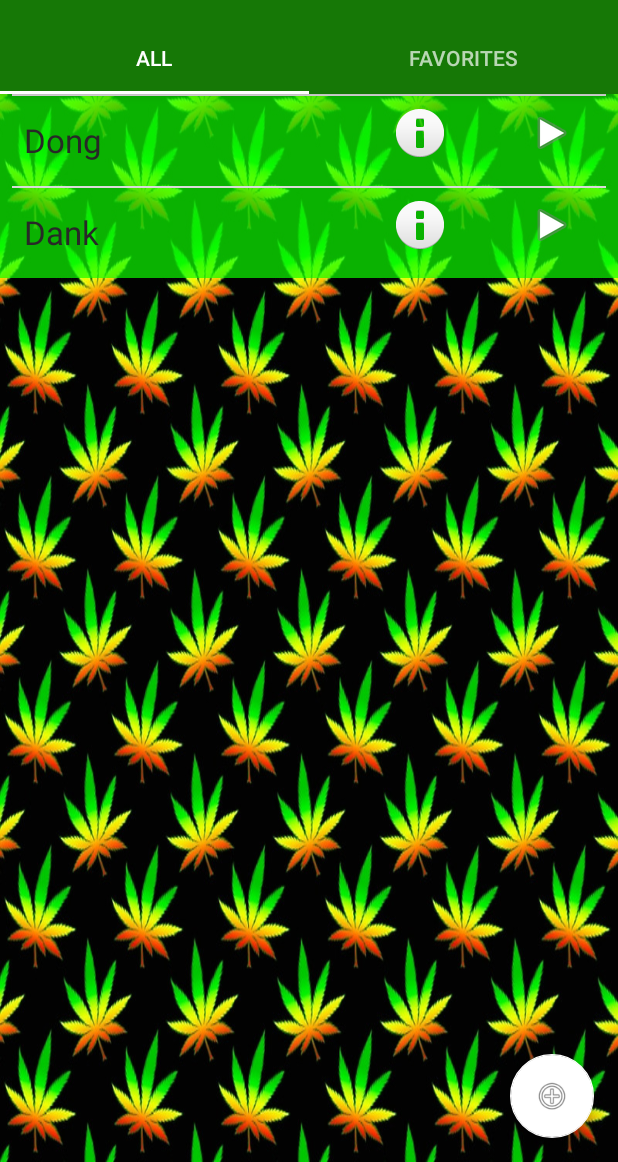
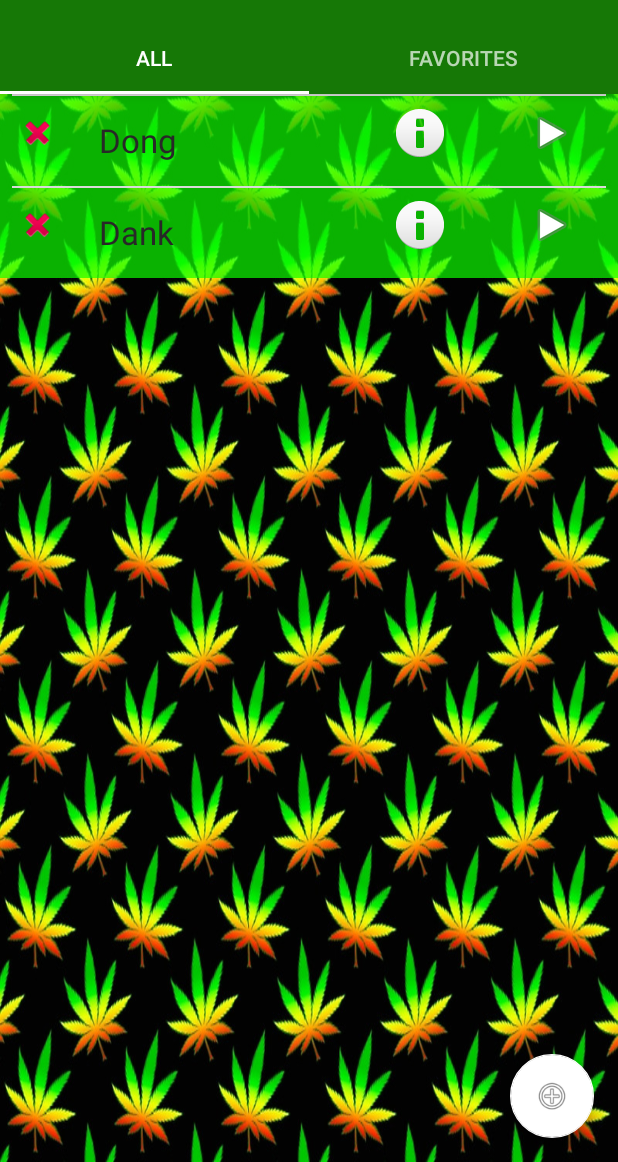
Before and after one commit to hawaiianmoose/Android-DankBoard, an Android app: the screen it shows after launch (MainActivity), on a phone screen of 412 x 824 dp, the part 74-1236 px from its top. Run offline under Robolectric (Android 15) with nearby library versions, the phone set to English and light mode, and no system bars.

Commit message:
clip removal

```diff
--- a/app/src/main/java/com/boomcity/dankboard/SoundRecyclerAdapter.kt
+++ b/app/src/main/java/com/boomcity/dankboard/SoundRecyclerAdapter.kt
@@ -11,7 +11,7 @@ import android.widget.ArrayAdapter
 import android.widget.ImageButton
 import android.widget.TextView
 
-class SoundRecyclerAdapter(data: MutableList<SoundClip>) : RecyclerView.Adapter<SoundRecyclerAdapter.ViewHolder>() {
+class SoundRecyclerAdapter(data: MutableList<SoundClip>, val tabPosition: Int) : RecyclerView.Adapter<SoundRecyclerAdapter.ViewHolder>() {
     private var mDataset: MutableList<SoundClip> = data
 
     override fun onBindViewHolder(holder: ViewHolder?, position: Int) {
@@ -20,6 +20,11 @@ class SoundRecyclerAdapter(data: MutableList<SoundClip>) : RecyclerView.Adapter<
 
         var text = holder!!.mView.findViewById(R.id.sound_clip_text_view) as TextView
         text.setText(mSoundClip.Title)
+
+        var deleteButton = holder.mView.findViewById(R.id.delete_button) as ImageButton
+        deleteButton.setOnClickListener {
+            DataService.removeSoundClipFromTab(this,mSoundClip, tabPosition)
+        }
 
         var playButton = holder!!.mView.findViewById(R.id.play_button) as ImageButton
         val mp = MediaPlayer.create(holder!!.mView.context, R.raw.test_sound)
@@ -74,13 +79,9 @@ class SoundRecyclerAdapter(data: MutableList<SoundClip>) : RecyclerView.Adapter<
 //            })
 //            builderInner.show()
 
-            DataService.addClipToFavoriteTab(soundClip, which + 1)
+            DataService.addClipToFavoriteTab(soundClip, which)
         })
         builder.show()
-    }
-
-    fun addSoundClip() {
-        notifyDataSetChanged()
     }
 
     override fun getItemCount(): Int {
--- a/app/src/main/java/com/boomcity/dankboard/TabFragment.kt
+++ b/app/src/main/java/com/boomcity/dankboard/TabFragment.kt
@@ -29,19 +29,19 @@ class TabFragment : Fragment() {
         if (tabIndex == 1) {
             var myDataset = mutableListOf<SoundClip>(SoundClip("Dong",R.raw.test_sound), SoundClip("Dank",R.raw.test_sound))
 
-            mAdapter = SoundRecyclerAdapter(myDataset)
+            mAdapter = SoundRecyclerAdapter(myDataset, tabIndex)
             mRecyclerView.setAdapter(mAdapter)
         }
         else if (tabInfo != null) {
             var myDataset = tabInfo.soundClips
 
-            mAdapter = SoundRecyclerAdapter(myDataset)
+            mAdapter = SoundRecyclerAdapter(myDataset, tabIndex)
             mRecyclerView.setAdapter(mAdapter)
         }
         else {
             var myDataset = mutableListOf<SoundClip>()
 
-            mAdapter = SoundRecyclerAdapter(myDataset)
+            mAdapter = SoundRecyclerAdapter(myDataset, tabIndex)
             mRecyclerView.setAdapter(mAdapter)
         }
 
--- a/app/src/main/res/layout/fragment_sound_clip.xml
+++ b/app/src/main/res/layout/fragment_sound_clip.xml
@@ -22,6 +22,16 @@ android:orientation="vertical"
         android:layout_alignParentTop="true"
         android:layout_alignParentEnd="true" />
 
+    <ImageButton
+        android:id="@+id/delete_button"
+        android:layout_width="50dp"
+        android:layout_height="wrap_content"
+        android:src="@android:drawable/ic_delete"
+        style="?android:attr/borderlessButtonStyle"
+        android:scaleType="fitCenter"
+        android:layout_alignParentTop="true"
+        android:layout_gravity="start" />
+
     <TextView
         android:id="@+id/sound_clip_text_view"
         style="@style/TextAppearance.AppCompat.Large"
@@ -30,7 +40,7 @@ android:orientation="vertical"
         android:layout_height="wrap_content"
         android:textColor="@color/matteBlack"
         android:padding="16dp"
-        android:layout_alignParentStart="true" />
+        android:layout_toRightOf="@id/delete_button"/>
 
     <ImageButton
         android:id="@+id/favorite_button"
```
Also changed, not shown: app/src/main/java/com/boomcity/dankboard/DataService.kt (+16 -7 lines). Lines whose indentation alone changed are shown as unchanged.
